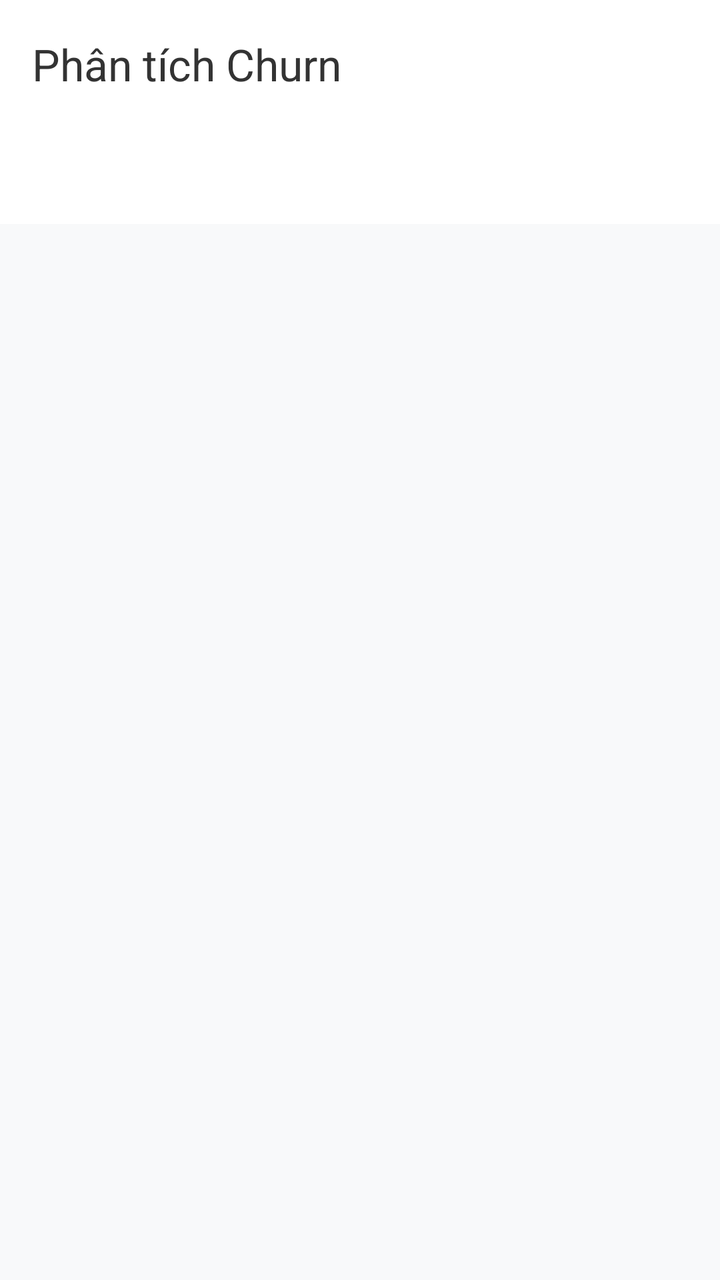
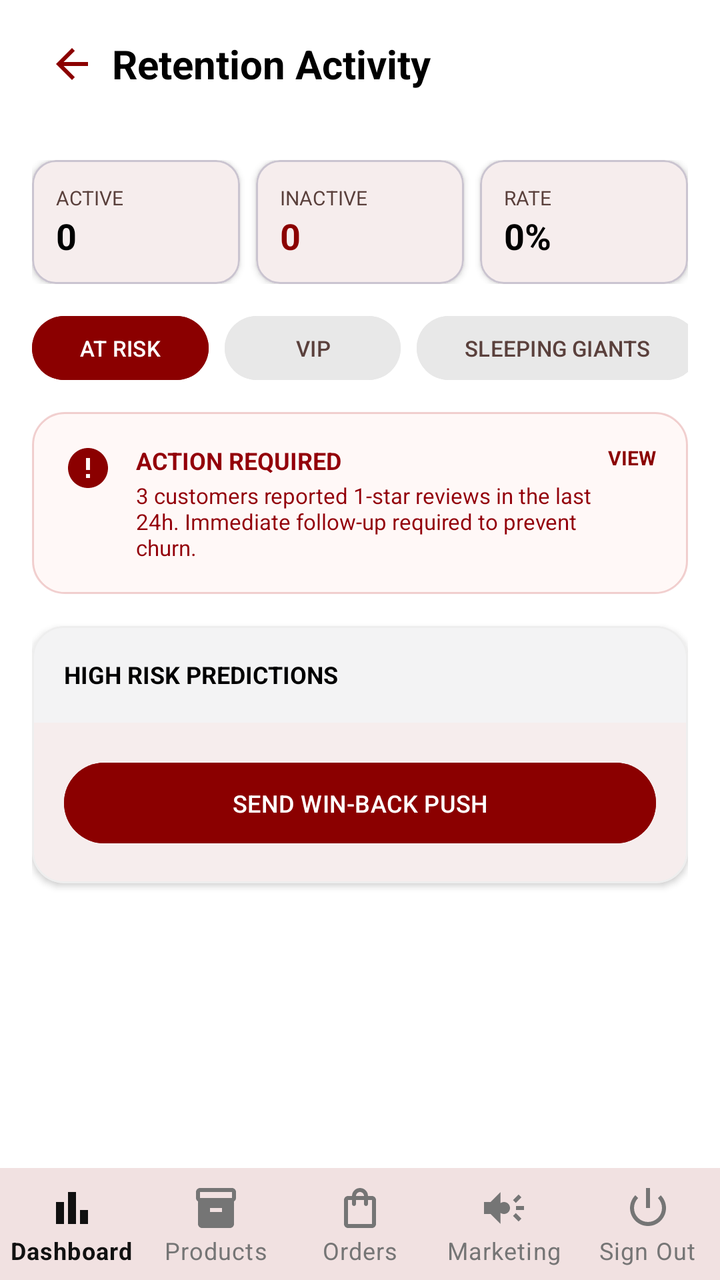

Screens rendered from an Android XML layout before and after an edit, with the pre-edit source and the edit as a unified diff.
<!-- AndroidManifest.xml: application theme Theme.TirTirMCommerce -->
<!-- res/layout/activity_admin_churn.xml -->
<?xml version="1.0" encoding="utf-8"?>
<LinearLayout xmlns:android="http://schemas.android.com/apk/res/android"
    xmlns:app="http://schemas.android.com/apk/res-auto"
    android:layout_width="match_parent"
    android:layout_height="match_parent"
    android:orientation="vertical"
    android:background="#F8F9FA">

    <com.google.android.material.appbar.AppBarLayout
        android:layout_width="match_parent"
        android:layout_height="wrap_content">
        <androidx.appcompat.widget.Toolbar
            android:id="@+id/toolbarAdminChurn"
            android:layout_width="match_parent"
            android:layout_height="?attr/actionBarSize"
            android:background="#FFFFFF"
            app:title="Phân tích Churn"
            app:titleTextColor="#333333" />
        
        <com.google.android.material.tabs.TabLayout
            android:id="@+id/tabLayoutChurn"
            android:layout_width="match_parent"
            android:layout_height="wrap_content"
            android:background="#FFFFFF"
            app:tabMode="fixed"
            app:tabIndicatorColor="#E91E8C"
            app:tabSelectedTextColor="#E91E8C" />
    </com.google.android.material.appbar.AppBarLayout>

    <androidx.viewpager2.widget.ViewPager2
        android:id="@+id/viewPagerChurn"
        android:layout_width="match_parent"
        android:layout_height="match_parent" />

</LinearLayout>
<!-- resources referenced by this layout -->
<resources>
  <style name="Theme.TirTirMCommerce" parent="Base.Theme.TirTirMCommerce" />
  <style name="Base.Theme.TirTirMCommerce" parent="Theme.Material3.DayNight.NoActionBar">
          
          <item name="colorPrimary">@color/tirtir_red_primary</item>
          <item name="colorPrimaryDark">@color/tirtir_red_dark</item>
          <item name="colorPrimaryContainer">@color/tirtir_red_surface</item>
  
          
          <item name="colorOnPrimary">@color/tirtir_white</item>
          <item name="colorOnPrimaryContainer">@color/tirtir_red_primary</item>
  
          
          <item name="colorSecondary">@color/tirtir_black</item>
          <item name="colorOnSecondary">@color/tirtir_white</item>
          <item name="colorSecondaryContainer">@color/tirtir_red_surface</item>
          <item name="colorOnSecondaryContainer">@color/tirtir_red_primary</item>
  
          
          <item name="colorSurface">@color/tirtir_white</item>
          <item name="colorOnSurface">@color/tirtir_black</item>
          <item name="colorSurfaceVariant">@color/tirtir_off_white</item>
  
          
          <item name="android:windowBackground">@color/tirtir_off_white</item>
          <item name="android:statusBarColor">@color/tirtir_white</item>
          <item name="android:windowLightStatusBar">true</item>
  
          
          <item name="colorError">@color/tirtir_error</item>
      </style>
  <color name="tirtir_red_primary">#8B0000</color>
  <color name="tirtir_red_dark">#610000</color>
  <color name="tirtir_red_surface">#FFF4F3</color>
  <color name="tirtir_white">#FFFFFF</color>
  <color name="tirtir_black">#1A1C1C</color>
  <color name="tirtir_off_white">#F9F9F9</color>
  <color name="tirtir_error">#D32F2F</color>
</resources>

<!-- the commit's change to res/layout/activity_admin_churn.xml (unified diff, before → after) -->
@@ -1,35 +1,492 @@
 <?xml version="1.0" encoding="utf-8"?>
-<LinearLayout xmlns:android="http://schemas.android.com/apk/res/android"
+<androidx.constraintlayout.widget.ConstraintLayout xmlns:android="http://schemas.android.com/apk/res/android"
+    xmlns:app="http://schemas.android.com/apk/res-auto"
+    xmlns:tools="http://schemas.android.com/tools"
+    android:layout_width="match_parent"
+    android:layout_height="match_parent"
+    android:background="@color/tirtir_surface">
+
+    
+    <androidx.appcompat.widget.Toolbar
+        android:id="@+id/toolbarAdminChurn"
+        android:layout_width="match_parent"
+        android:layout_height="?attr/actionBarSize"
+        android:background="@color/white"
+        app:elevation="4dp"
+        app:layout_constraintTop_toTopOf="parent">
+
+        <LinearLayout
+            android:layout_width="match_parent"
+            android:layout_height="wrap_content"
+            android:gravity="center_vertical"
+            android:orientation="horizontal">
+
+            <ImageView
+                android:id="@+id/btnBack"
+                android:layout_width="40dp"
+                android:layout_height="40dp"
+                android:background="?attr/selectableItemBackgroundBorderless"
+                android:padding="8dp"
+                android:src="@drawable/ic_arrow_back"
+                app:tint="@color/tirtir_red_primary" />
+
+            <TextView
+                android:layout_width="0dp"
+                android:layout_height="wrap_content"
+                android:layout_weight="1"
+                android:text="Retention Activity"
+                android:textColor="@color/black"
+                android:textSize="20sp"
+                android:textStyle="bold" />
+        </LinearLayout>
+    </androidx.appcompat.widget.Toolbar>
+
+    <ScrollView
+        android:layout_width="match_parent"
+        android:layout_height="0dp"
+        android:fillViewport="true"
+        app:layout_constraintBottom_toTopOf="@id/bottomNavAdmin"
+        app:layout_constraintTop_toBottomOf="@id/toolbarAdminChurn">
+
+        <LinearLayout
+            android:layout_width="match_parent"
+            android:layout_height="wrap_content"
+            android:orientation="vertical"
+            android:padding="16dp">
+
+            
+            <LinearLayout
+                android:layout_width="match_parent"
+                android:layout_height="wrap_content"
+                android:baselineAligned="false"
+                android:orientation="horizontal">
+
+                
+                <com.google.android.material.card.MaterialCardView
+                    android:layout_width="0dp"
+                    android:layout_height="wrap_content"
+                    android:layout_marginEnd="8dp"
+                    android:layout_weight="1"
+                    app:cardBackgroundColor="@color/white"
+                    app:cardCornerRadius="12dp"
+                    app:cardElevation="2dp">
+                    <LinearLayout
+                        android:layout_width="match_parent"
+                        android:layout_height="wrap_content"
+                        android:orientation="vertical"
+                        android:padding="12dp">
+                        <TextView
+                            android:layout_width="wrap_content"
+                            android:layout_height="wrap_content"
+                            android:text="ACTIVE"
+                            android:textColor="@color/tirtir_text_secondary"
+                            android:textSize="10sp" />
+                        <TextView
+                            android:id="@+id/tvActiveCount"
+                            android:layout_width="wrap_content"
+                            android:layout_height="wrap_content"
+                            android:text="0"
+                            android:textColor="@color/black"
+                            android:textSize="18sp"
+                            android:textStyle="bold" />
+                    </LinearLayout>
+                </com.google.android.material.card.MaterialCardView>
+
+                
+                <com.google.android.material.card.MaterialCardView
+                    android:layout_width="0dp"
+                    android:layout_height="wrap_content"
+                    android:layout_marginEnd="8dp"
+                    android:layout_weight="1"
+                    app:cardBackgroundColor="@color/white"
+                    app:cardCornerRadius="12dp"
+                    app:cardElevation="2dp">
+                    <LinearLayout
+                        android:layout_width="match_parent"
+                        android:layout_height="wrap_content"
+                        android:orientation="vertical"
+                        android:padding="12dp">
+                        <TextView
+                            android:layout_width="wrap_content"
+                            android:layout_height="wrap_content"
+                            android:text="INACTIVE"
+                            android:textColor="@color/tirtir_text_secondary"
+                            android:textSize="10sp" />
+                        <TextView
+                            android:id="@+id/tvInactiveCount"
+                            android:layout_width="wrap_content"
+                            android:layout_height="wrap_content"
+                            android:text="0"
+                            android:textColor="@color/tirtir_red_primary"
+                            android:textSize="18sp"
+                            android:textStyle="bold" />
+                    </LinearLayout>
+                </com.google.android.material.card.MaterialCardView>
+
+                
+                <com.google.android.material.card.MaterialCardView
+                    android:layout_width="0dp"
+                    android:layout_height="wrap_content"
+                    android:layout_weight="1"
+                    app:cardBackgroundColor="@color/white"
+                    app:cardCornerRadius="12dp"
+                    app:cardElevation="2dp">
+                    <LinearLayout
+                        android:layout_width="match_parent"
+                        android:layout_height="wrap_content"
+                        android:orientation="vertical"
+                        android:padding="12dp">
+                        <TextView
+                            android:layout_width="wrap_content"
+                            android:layout_height="wrap_content"
+                            android:text="RATE"
+                            android:textColor="@color/tirtir_text_secondary"
+                            android:textSize="10sp" />
+                        <TextView
+                            android:id="@+id/tvRetentionRate"
+                            android:layout_width="wrap_content"
+                            android:layout_height="wrap_content"
+                            android:text="0%"
+                            android:textColor="@color/black"
+                            android:textSize="18sp"
+                            android:textStyle="bold" />
+                    </LinearLayout>
+                </com.google.android.material.card.MaterialCardView>
+            </LinearLayout>
+
+            
+            <HorizontalScrollView
+                android:layout_width="match_parent"
+                android:layout_height="wrap_content"
+                android:layout_marginTop="16dp"
+                android:scrollbars="none">
+                <LinearLayout
+                    android:layout_width="wrap_content"
+                    android:layout_height="wrap_content"
+                    android:orientation="horizontal">
+                    <Button
+                        android:layout_width="wrap_content"
+                        android:layout_height="32dp"
+                        android:layout_marginEnd="8dp"
+                        android:backgroundTint="@color/tirtir_red_primary"
+                        android:insetTop="0dp"
+                        android:insetBottom="0dp"
+                        android:text="AT RISK"
+                        android:textColor="@color/white"
+                        android:textSize="11sp" />
+                    <Button
+                        android:layout_width="wrap_content"
+                        android:layout_height="32dp"
+                        android:layout_marginEnd="8dp"
+                        android:backgroundTint="#E8E8E8"
+                        android:insetTop="0dp"
+                        android:insetBottom="0dp"
+                        android:text="VIP"
+                        android:textColor="#5a403c"
+                        android:textSize="11sp" />
+                    <Button
+                        android:layout_width="wrap_content"
+                        android:layout_height="32dp"
+                        android:layout_marginEnd="8dp"
+                        android:backgroundTint="#E8E8E8"
+                        android:insetTop="0dp"
+                        android:insetBottom="0dp"
+                        android:text="SLEEPING GIANTS"
+                        android:textColor="#5a403c"
+                        android:textSize="11sp" />
+                    <Button
+                        android:layout_width="wrap_content"
+                        android:layout_height="32dp"
+                        android:backgroundTint="#E8E8E8"
+                        android:insetTop="0dp"
+                        android:insetBottom="0dp"
+                        android:text="NEW STARTERS"
+                        android:textColor="#5a403c"
+                        android:textSize="11sp" />
+                </LinearLayout>
+            </HorizontalScrollView>
+
+            
+            <LinearLayout
+                android:layout_width="match_parent"
+                android:layout_height="wrap_content"
+                android:layout_marginTop="16dp"
+                android:background="@drawable/bg_alert_error"
+                android:orientation="horizontal"
+                android:padding="16dp">
+                
+                <ImageView
+                    android:layout_width="24dp"
+                    android:layout_height="24dp"
+                    android:src="@drawable/ic_error"
+                    app:tint="@color/tirtir_red_primary" />
+                    
+                <LinearLayout
+                    android:layout_width="0dp"
+                    android:layout_height="wrap_content"
+                    android:layout_marginStart="12dp"
+                    android:layout_weight="1"
+                    android:orientation="vertical">
+                    <TextView
+                        android:layout_width="wrap_content"
+                        android:layout_height="wrap_content"
+                        android:text="ACTION REQUIRED"
+                        android:textColor="#93000a"
+                        android:textSize="12sp"
+                        android:textStyle="bold" />
+                    <TextView
+                        android:layout_width="wrap_content"
+                        android:layout_height="wrap_content"
+                        android:layout_marginTop="2dp"
+                        android:text="3 customers reported 1-star reviews in the last 24h. Immediate follow-up required to prevent churn."
+                        android:textColor="#93000a"
+                        android:textSize="11sp" />
+                </LinearLayout>
+                
+                <TextView
+                    android:layout_width="wrap_content"
+                    android:layout_height="wrap_content"
+                    android:text="VIEW"
+                    android:textColor="@color/tirtir_red_primary"
+                    android:textSize="10sp"
+                    android:textStyle="bold" />
+            </LinearLayout>
+
+            
+            <com.google.android.material.card.MaterialCardView
+                android:layout_width="match_parent"
+                android:layout_height="wrap_content"
+                android:layout_marginTop="16dp"
+                android:layout_marginBottom="24dp"
+                app:cardBackgroundColor="@color/white"
+                app:cardCornerRadius="16dp"
+                app:cardElevation="2dp"
+                app:strokeColor="#eeeeee"
+                app:strokeWidth="1dp">
+
+                <LinearLayout
+                    android:layout_width="match_parent"
+                    android:layout_height="wrap_content"
+                    android:orientation="vertical">
+
+                    <RelativeLayout
+                        android:layout_width="match_parent"
+                        android:layout_height="wrap_content"
+                        android:background="#f3f3f4"
+                        android:padding="16dp">
+                        <TextView
+                            android:layout_width="wrap_content"
+                            android:layout_height="wrap_content"
+                            android:layout_alignParentStart="true"
+                            android:layout_centerVertical="true"
+                            android:text="HIGH RISK PREDICTIONS"
+                            android:textColor="@color/black"
+                            android:textSize="12sp"
+                            android:textStyle="bold" />
+                    </RelativeLayout>
+
+                    <androidx.recyclerview.widget.RecyclerView
+                        android:id="@+id/rvChurnUsers"
+                        android:layout_width="match_parent"
+                        android:layout_height="wrap_content"
+                        tools:listitem="@layout/item_churn_user" />
+
+                    <Button
+                        android:id="@+id/btnWinBackPush"
+                        android:layout_width="match_parent"
+                        android:layout_height="wrap_content"
+                        android:layout_margin="16dp"
+                        android:backgroundTint="@color/tirtir_red_primary"
+                        android:padding="12dp"
+                        android:text="SEND WIN-BACK PUSH"
+                        android:textColor="@color/white"
+                        android:textSize="12sp" />
+                </LinearLayout>
+            </com.google.android.material.card.MaterialCardView>
+
+        </LinearLayout>
+    </ScrollView>
+    
+    
+    <com.google.android.material.bottomnavigation.BottomNavigationView
+        android:id="@+id/bottomNavAdmin"
+        style="@style/Widget.MaterialComponents.BottomNavigationView"
+        android:layout_width="match_parent"
+        android:layout_height="wrap_content"
+        android:background="@android:color/white"
+        app:backgroundTint="@android:color/white"
+        app:surfaceTint="@android:color/white"
+        app:itemIconTint="@color/admin_nav_color"
+        app:itemTextColor="@color/admin_nav_color"
+        app:labelVisibilityMode="labeled"
+        app:menu="@menu/menu_admin_bottom_nav"
+        app:elevation="8dp"
+        app:layout_constraintBottom_toBottomOf="parent"
+        app:layout_constraintStart_toStartOf="parent"
+        app:layout_constraintEnd_toEndOf="parent" />
+
+</androidx.constraintlayout.widget.ConstraintLayout>
+<!-- res/layout/item_churn_user.xml (included above) -->
+<?xml version="1.0" encoding="utf-8"?>
+<com.google.android.material.card.MaterialCardView xmlns:android="http://schemas.android.com/apk/res/android"
     xmlns:app="http://schemas.android.com/apk/res-auto"
     android:layout_width="match_parent"
-    android:layout_height="match_parent"
-    android:orientation="vertical"
-    android:background="#F8F9FA">
-
-    <com.google.android.material.appbar.AppBarLayout
+    android:layout_height="wrap_content"
+    android:layout_marginHorizontal="16dp"
+    android:layout_marginVertical="8dp"
+    app:cardCornerRadius="12dp"
+    app:cardElevation="2dp">
+
+    <LinearLayout
         android:layout_width="match_parent"
-        android:layout_height="wrap_content">
-        <androidx.appcompat.widget.Toolbar
-            android:id="@+id/toolbarAdminChurn"
-            android:layout_width="match_parent"
-            android:layout_height="?attr/actionBarSize"
-            android:background="#FFFFFF"
-            app:title="Phân tích Churn"
-            app:titleTextColor="#333333" />
-        
-        <com.google.android.material.tabs.TabLayout
-            android:id="@+id/tabLayoutChurn"
+        android:layout_height="wrap_content"
+        android:orientation="vertical"
+        android:padding="16dp">
+
+        <LinearLayout
             android:layout_width="match_parent"
             android:layout_height="wrap_content"
-            android:background="#FFFFFF"
-            app:tabMode="fixed"
-            app:tabIndicatorColor="#E91E8C"
-            app:tabSelectedTextColor="#E91E8C" />
-    </com.google.android.material.appbar.AppBarLayout>
-
-    <androidx.viewpager2.widget.ViewPager2
-        android:id="@+id/viewPagerChurn"
-        android:layout_width="match_parent"
-        android:layout_height="match_parent" />
-
-</LinearLayout>
+            android:gravity="center_vertical"
+            android:orientation="horizontal">
+
+            <LinearLayout
+                android:layout_width="0dp"
+                android:layout_height="wrap_content"
+                android:layout_weight="1"
+                android:orientation="vertical">
+
+                <TextView
+                    android:id="@+id/tvChurnUserName"
+                    android:layout_width="wrap_content"
+                    android:layout_height="wrap_content"
+                    android:text="User Name"
+                    android:textColor="@color/black"
+                    android:textSize="16sp"
+                    android:textStyle="bold" />
+
+                <TextView
+                    android:id="@+id/tvChurnUserEmail"
+                    android:layout_width="wrap_content"
+                    android:layout_height="wrap_content"
+                    android:text="user@example.com"
+                    android:textColor="@color/tirtir_text_secondary"
+                    android:textSize="12sp" />
+            </LinearLayout>
+
+            <com.google.android.material.chip.Chip
+                android:id="@+id/chipSegment"
+                android:layout_width="wrap_content"
+                android:layout_height="wrap_content"
+                android:text="Segment"
+                android:textColor="@color/white"
+                app:chipBackgroundColor="@color/tirtir_red_primary"
+                app:chipCornerRadius="16dp"
+                app:chipMinHeight="24dp" />
+        </LinearLayout>
+
+        <View
+            android:layout_width="match_parent"
+            android:layout_height="1dp"
+            android:layout_marginVertical="12dp"
+            android:background="@color/tirtir_surface_variant" />
+
+        <LinearLayout
+            android:layout_width="match_parent"
+            android:layout_height="wrap_content"
+            android:orientation="horizontal">
+
+            <LinearLayout
+                android:layout_width="0dp"
+                android:layout_height="wrap_content"
+                android:layout_weight="1"
+                android:orientation="vertical">
+                <TextView
+                    android:layout_width="wrap_content"
+                    android:layout_height="wrap_content"
+                    android:text="Recency"
+                    android:textSize="10sp"
+                    android:textColor="@color/tirtir_text_secondary"/>
+                <TextView
+                    android:id="@+id/tvScoreR"
+                    android:layout_width="wrap_content"
+                    android:layout_height="wrap_content"
+                    android:text="R: 0"
+                    android:textColor="@color/black"
+                    android:textSize="14sp"
+                    android:textStyle="bold"/>
+            </LinearLayout>
+
+            <LinearLayout
+                android:layout_width="0dp"
+                android:layout_height="wrap_content"
+                android:layout_weight="1"
+                android:orientation="vertical">
+                <TextView
+                    android:layout_width="wrap_content"
+                    android:layout_height="wrap_content"
+                    android:text="Frequency"
+                    android:textSize="10sp"
+                    android:textColor="@color/tirtir_text_secondary"/>
+                <TextView
+                    android:id="@+id/tvScoreF"
+                    android:layout_width="wrap_content"
+                    android:layout_height="wrap_content"
+                    android:text="F: 0"
+                    android:textColor="@color/black"
+                    android:textSize="14sp"
+                    android:textStyle="bold"/>
+            </LinearLayout>
+
+            <LinearLayout
+                android:layout_width="0dp"
+                android:layout_height="wrap_content"
+                android:layout_weight="1"
+                android:orientation="vertical">
+                <TextView
+                    android:layout_width="wrap_content"
+                    android:layout_height="wrap_content"
+                    android:text="Monetary"
+                    android:textSize="10sp"
+                    android:textColor="@color/tirtir_text_secondary"/>
+                <TextView
+                    android:id="@+id/tvScoreM"
+                    android:layout_width="wrap_content"
+                    android:layout_height="wrap_content"
+                    android:text="M: 0"
+                    android:textColor="@color/black"
+                    android:textSize="14sp"
+                    android:textStyle="bold"/>
+            </LinearLayout>
+        </LinearLayout>
+
+        <LinearLayout
+            android:layout_width="match_parent"
+            android:layout_height="wrap_content"
+            android:layout_marginTop="16dp"
+            android:orientation="horizontal">
+
+            <com.google.android.material.button.MaterialButton
+                android:id="@+id/btnSendVoucher"
+                style="@style/Widget.MaterialComponents.Button.OutlinedButton"
+                android:layout_width="0dp"
+                android:layout_height="wrap_content"
+                android:layout_marginEnd="8dp"
+                android:layout_weight="1"
+                android:text="Send Voucher"
+                android:textSize="12sp"
+                app:cornerRadius="8dp"
+                app:strokeColor="@color/tirtir_red_primary" />
+
+            <com.google.android.material.button.MaterialButton
+                android:id="@+id/btnSendFCM"
+                android:layout_width="0dp"
+                android:layout_height="wrap_content"
+                android:layout_weight="1"
+                android:backgroundTint="@color/tirtir_red_primary"
+                android:text="Send Push"
+                android:textColor="@color/white"
+                android:textSize="12sp"
+                app:cornerRadius="8dp" />
+        </LinearLayout>
+    </LinearLayout>
+</com.google.android.material.card.MaterialCardView>
<!-- resource entries referenced after the edit -->
@@ -1,5 +1,6 @@
 <!-- resources referenced by this layout -->
 <resources>
+  <color name="black">#000000</color>
   <style name="Theme.TirTirMCommerce" parent="Base.Theme.TirTirMCommerce" />
   <style name="Base.Theme.TirTirMCommerce" parent="Theme.Material3.DayNight.NoActionBar">
           
@@ -31,6 +32,38 @@
           <item name="colorError">@color/tirtir_error</item>
       </style>
   <color name="tirtir_red_primary">#8B0000</color>
+  <color name="tirtir_surface">#FFFFFF</color>
+  <color name="tirtir_surface_variant">#F2F2F2</color>
+  <color name="tirtir_text_secondary">#5A403C</color>
+  <color name="white">#FFFFFF</color>
+  <!-- drawable bg_alert_error (drawable) -->
+  <?xml version="1.0" encoding="utf-8"?>
+  <shape xmlns:android="http://schemas.android.com/apk/res/android">
+      <solid android:color="#33ffdad6" /> 
+      <stroke android:width="1dp" android:color="#33ba1a1a" />
+      <corners android:radius="16dp" />
+  </shape>
+  <!-- drawable ic_arrow_back (drawable) -->
+  <vector xmlns:android="http://schemas.android.com/apk/res/android"
+      android:width="24dp"
+      android:height="24dp"
+      android:viewportWidth="24"
+      android:viewportHeight="24"
+      android:tint="#000000">
+    <path
+        android:fillColor="@android:color/white"
+        android:pathData="M20,11H7.83l5.59,-5.59L12,4l-8,8 8,8 1.41,-1.41L7.83,13H20v-2z"/>
+  </vector>
+  <!-- drawable ic_error (drawable) -->
+  <vector xmlns:android="http://schemas.android.com/apk/res/android"
+      android:width="24dp"
+      android:height="24dp"
+      android:viewportWidth="24"
+      android:viewportHeight="24">
+      <path
+          android:fillColor="#000000"
+          android:pathData="M12 2C6.48 2 2 6.48 2 12s4.48 10 10 10 10-4.48 10-10S17.52 2 12 2zm1 15h-2v-2h2v2zm0-4h-2V7h2v6z"/>
+  </vector>
   <color name="tirtir_red_dark">#610000</color>
   <color name="tirtir_red_surface">#FFF4F3</color>
   <color name="tirtir_white">#FFFFFF</color>
